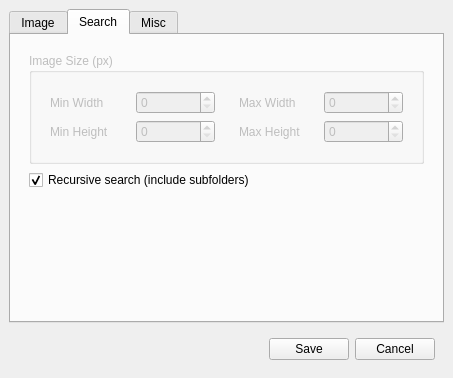
This is doppelganger/resources/ui/preferenceswindow.ui in max-dw-i/myfyrio as Qt 5 draws it before an edit. The edited form follows.
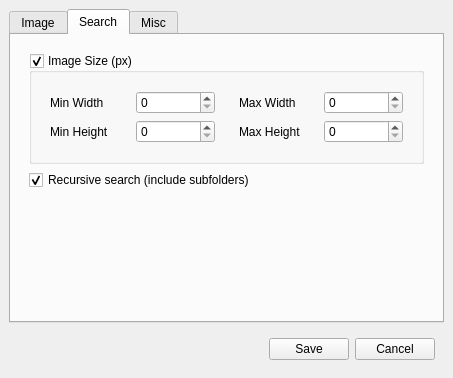
This is the edited form.

Patch:
```diff
--- a/doppelganger/resources/ui/preferenceswindow.ui
+++ b/doppelganger/resources/ui/preferenceswindow.ui
@@ -211,7 +211,7 @@
            <item>
             <widget class="QGroupBox" name="dimsGrp">
              <property name="enabled">
-              <bool>false</bool>
+              <bool>true</bool>
              </property>
              <property name="sizePolicy">
               <sizepolicy hsizetype="Preferred" vsizetype="Fixed">
@@ -222,6 +222,12 @@
              <property name="title">
               <string>Image Size (px)</string>
              </property>
+             <property name="checkable">
+              <bool>true</bool>
+             </property>
+             <property name="conf_param" stdset="0">
+              <string>filter_img_size</string>
+             </property>
              <layout class="QHBoxLayout" name="horizontalLayout_10">
               <item>
                <widget class="QWidget" name="minSizeWidget" native="true">
@@ -250,6 +256,9 @@
                     </item>
                     <item>
                      <widget class="QSpinBox" name="minWidthSpn">
+                      <property name="maximum">
+                       <number>1000000</number>
+                      </property>
                       <property name="conf_param" stdset="0">
                        <string>min_width</string>
                       </property>
@@ -282,6 +291,9 @@
                     </item>
                     <item>
                      <widget class="QSpinBox" name="minHeightSpn">
+                      <property name="maximum">
+                       <number>1000000</number>
+                      </property>
                       <property name="conf_param" stdset="0">
                        <string>min_height</string>
                       </property>
@@ -320,6 +332,9 @@
                     </item>
                     <item>
                      <widget class="QSpinBox" name="maxWidthSpn">
+                      <property name="maximum">
+                       <number>1000000</number>
+                      </property>
                       <property name="conf_param" stdset="0">
                        <string>max_width</string>
                       </property>
@@ -352,6 +367,9 @@
                     </item>
                     <item>
                      <widget class="QSpinBox" name="maxHeightSpn">
+                      <property name="maximum">
+                       <number>1000000</number>
+                      </property>
                       <property name="conf_param" stdset="0">
                        <string>max_height</string>
                       </property>
```
Left out of the diff: 3 changed lines with no effect on the pictures.
